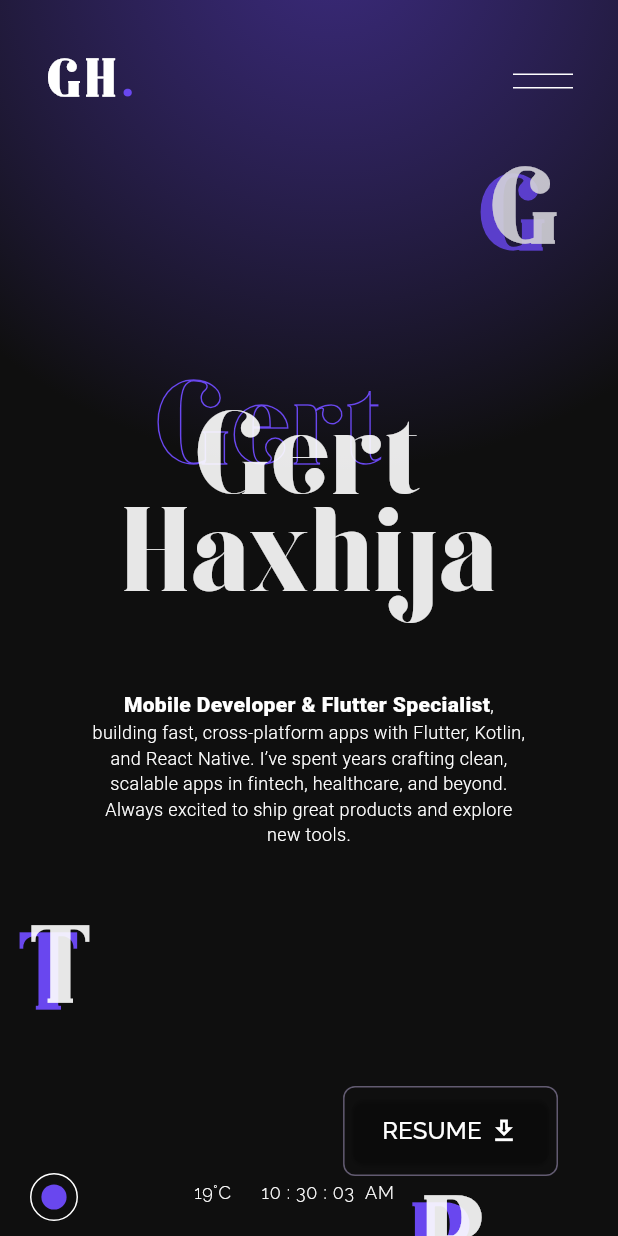
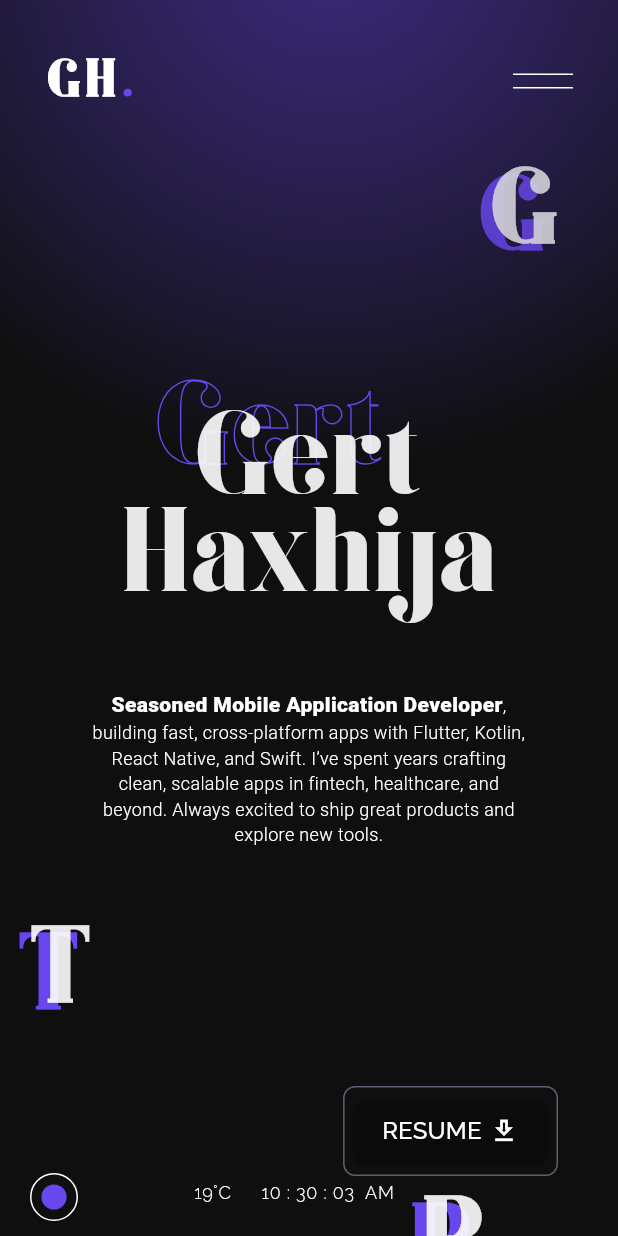
Before and after one commit to haxgert/portfolio, a Flutter app: the screen it shows after launch, on a phone screen of 412 x 824 dp. Run offline on Flutter 3.47's test engine with Material 3 defaults, Android fonts, the phone set to English and light mode, and no system bars; drawn by our look-alikes of animated_flip_counter, auto_size_text, entry; our stand-ins replace delightful_toast, flutter_svg, go_router, shared_preferences, visibility_detector; missing offline and left inert: flutter_mailer.

Commit message:
minor updates

```diff
--- a/lib/view/pages/home/views/experience_view.dart
+++ b/lib/view/pages/home/views/experience_view.dart
@@ -37,7 +37,7 @@ class ExperienceView extends StatelessWidget {
                   "Kotlin & Jetpack",
                   "MVC MVVM & Bloc",
                   "React Native",
-                  "Third party integrations",
+                  "Swift",
                 ],
               ),
               ExperienceSection(
--- a/lib/view/pages/home/views/hero_view.dart
+++ b/lib/view/pages/home/views/hero_view.dart
@@ -157,7 +157,7 @@ class _HeroViewState extends State<HeroView> {
                             child: Text.rich(
                               TextSpan(
                                 text:
-                                    "Mobile Developer & Flutter Specialist",
+                                    "Seasoned Mobile Application Developer",
                                 style: TextStyle(
                                   fontSize: context.isDeskTop ? 16 : 14,
                                   fontWeight: FontWeight.w800,
@@ -165,7 +165,7 @@ class _HeroViewState extends State<HeroView> {
                                 children: [
                                   TextSpan(
                                       text:
-                                          ", building fast, cross-platform apps with Flutter, Kotlin, and React Native. I’ve spent years crafting clean, scalable apps in fintech, healthcare, and beyond. Always excited to ship great products and explore new tools.",
+                                          ", building fast, cross-platform apps with Flutter, Kotlin, React Native, and Swift. I’ve spent years crafting clean, scalable apps in fintech, healthcare, and beyond. Always excited to ship great products and explore new tools.",
                                       style: TextStyle(
                                         fontSize: context.isDeskTop ? 16 : 12,
                                         fontWeight: FontWeight.w300,
```
